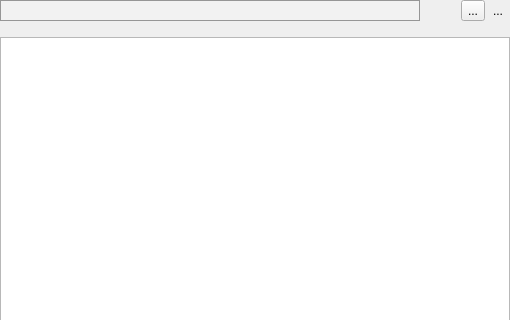
First picture: the form in Viewer/src/CodeItemWidget.ui, repository ecmwf/ecflow, before the edit; both pictures show x 0 to 510 and y 0 to 320 of the 510 by 465 pixel window.
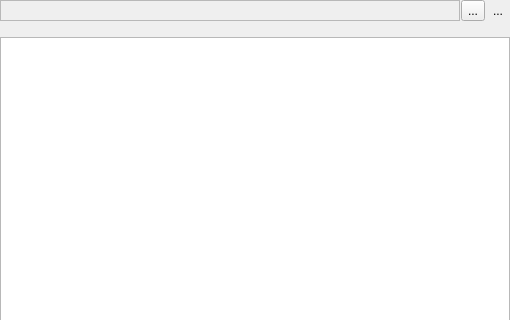
Second picture: the form after the edit. Icons and pictures are not drawn. Custom widgets are drawn as their Qt base class.

The edit to the form file:
```diff
--- a/Viewer/src/CodeItemWidget.ui
+++ b/Viewer/src/CodeItemWidget.ui
@@ -21,7 +21,7 @@
     <number>0</number>
    </property>
    <item>
-    <layout class="QHBoxLayout" name="horizontalLayout" stretch="1,0,0,0">
+    <layout class="QHBoxLayout" name="horizontalLayout" stretch="1,0,0">
      <property name="spacing">
       <number>1</number>
      </property>
@@ -30,10 +30,6 @@
        <property name="autoFillBackground">
         <bool>false</bool>
        </property>
-       <property name="styleSheet">
-        <string notr="true">border: 1px solid rgb(150,150,150);
-background: rgb(242, 242, 242);  </string>
-       </property>
        <property name="frameShape">
         <enum>QFrame::StyledPanel</enum>
        </property>
@@ -48,19 +44,6 @@
        </property>
       </widget>
      </item>
-     <item>
-      <spacer name="horizontalSpacer">
-       <property name="orientation">
-        <enum>Qt::Horizontal</enum>
-       </property>
-       <property name="sizeHint" stdset="0">
-        <size>
-         <width>40</width>
-         <height>20</height>
-        </size>
-       </property>
-      </spacer>
-     </item>
      <item>
       <widget class="QToolButton" name="externalTb_">
        <property name="text">
```
Left out of the diff: 2 changed lines with no effect on the pictures.
